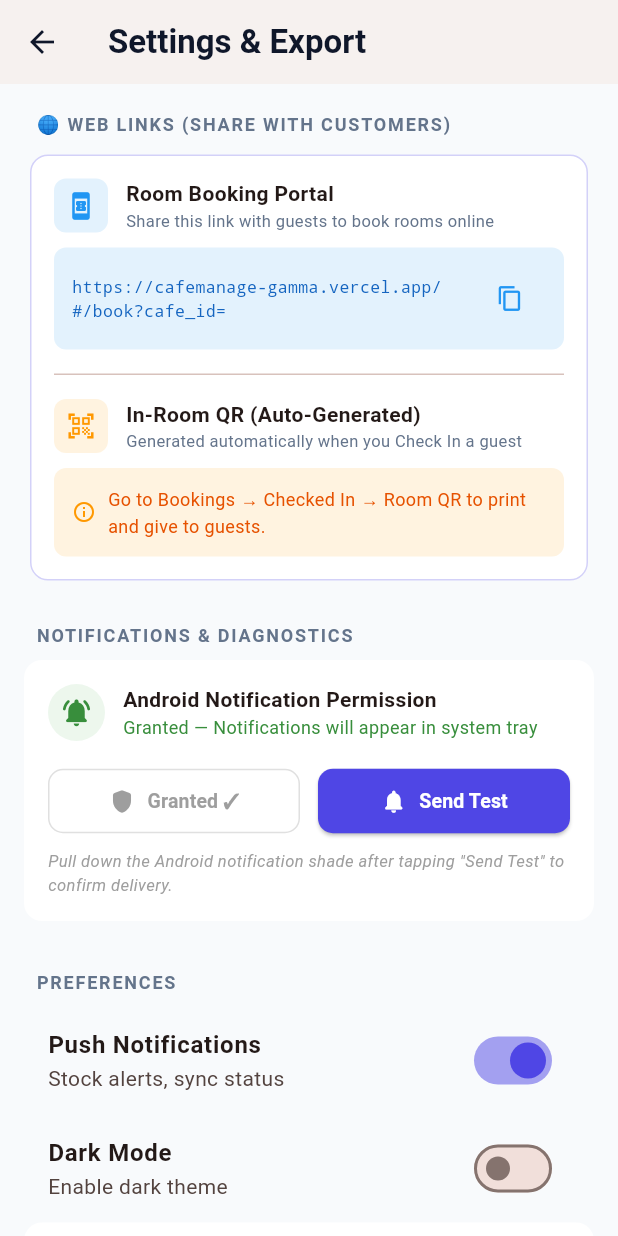
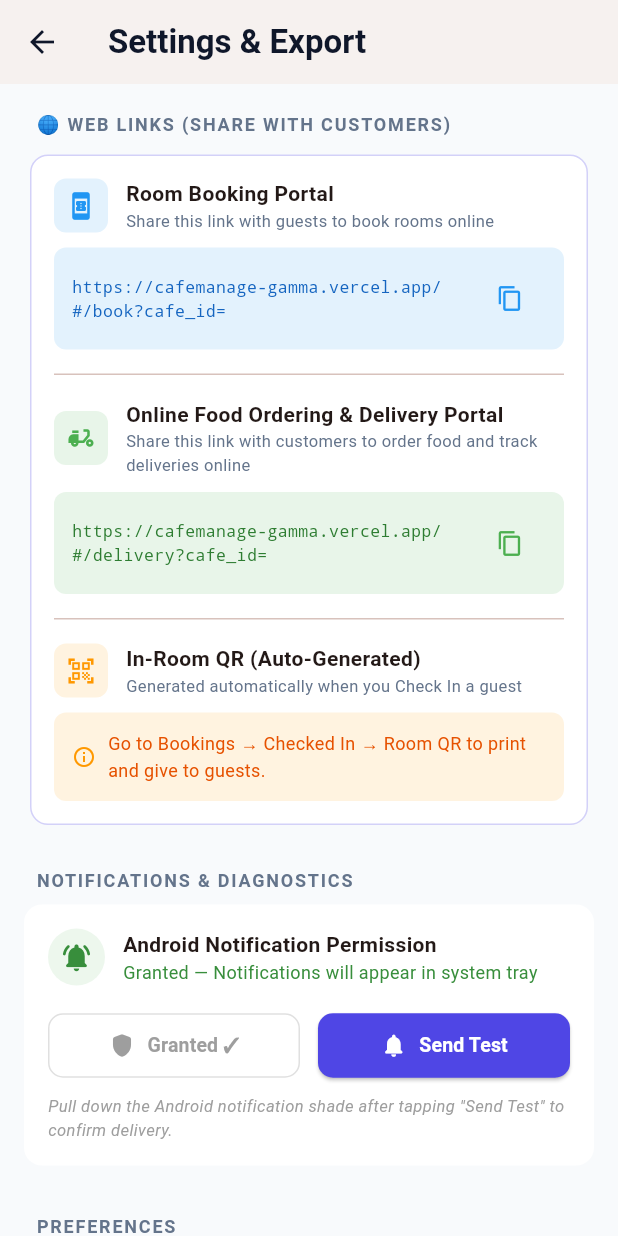
Before and after one commit to developermausam9/CafeManage, a Flutter app: the SettingsScreen screen opened directly, scrolled down 576 dp, on a phone screen of 412 x 824 dp. Run offline on Flutter 3.47's test engine with Material 3 defaults, Android fonts, the phone set to English and light mode, and no system bars; our stand-ins replace connectivity_plus, csv, equatable, fl_chart, flutter_local_notifications, hive_flutter and 3 more; missing offline and left inert: blue_thermal_printer, esc_pos_utils_plus; accounts and stored records are empty.

Commit message:
feat: show copyable Delivery Portal URL in admin Settings panel

```diff
--- a/cafe/lib/features/settings/presentation/pages/settings_screen.dart
+++ b/cafe/lib/features/settings/presentation/pages/settings_screen.dart
@@ -245,6 +245,9 @@ class _SettingsScreenState extends State<SettingsScreen> {
     final bookingUrl = cafeId != null
         ? '$baseUrl/#/book?cafe_id=$cafeId'
         : '$baseUrl/#/book';
+    final deliveryUrl = cafeId != null
+        ? '$baseUrl/#/delivery?cafe_id=$cafeId'
+        : '$baseUrl/#/delivery';
 
     void copyUrl(String url, String label) {
       Clipboard.setData(ClipboardData(text: url));
@@ -321,6 +324,68 @@ class _SettingsScreenState extends State<SettingsScreen> {
                     onPressed: () => copyUrl(bookingUrl, 'Booking Portal'),
                     icon: const Icon(Icons.copy, size: 18),
                     color: Colors.blue,
+                    tooltip: 'Copy URL',
+                    padding: EdgeInsets.zero,
+                    constraints: const BoxConstraints(),
+                  ),
+                ],
+              ),
+            ),
+            const SizedBox(height: 16),
+            const Divider(height: 1),
+            const SizedBox(height: 16),
+
+            // Food Ordering & Delivery Portal
+            Row(
+              children: [
+                Container(
+                  padding: const EdgeInsets.all(8),
+                  decoration: BoxDecoration(
+                    color: Colors.green.shade50,
+                    borderRadius: BorderRadius.circular(8),
+                  ),
+                  child: const Icon(Icons.delivery_dining, color: Colors.green, size: 20),
+                ),
+                const SizedBox(width: 12),
+                const Expanded(
+                  child: Column(
+                    crossAxisAlignment: CrossAxisAlignment.start,
+                    children: [
+                      Text('Online Food Ordering & Delivery Portal',
+                          style: TextStyle(fontWeight: FontWeight.bold, fontSize: 14)),
+                      Text('Share this link with customers to order food and track deliveries online',
+                          style: TextStyle(fontSize: 11, color: AppTheme.textSecondary)),
+                    ],
+                  ),
+                ),
+              ],
+            ),
+            const SizedBox(height: 10),
+            Container(
+              padding: const EdgeInsets.symmetric(horizontal: 12, vertical: 10),
+              decoration: BoxDecoration(
+                color: Colors.green.shade50,
+                borderRadius: BorderRadius.circular(8),
+              ),
+              child: Row(
+                children: [
+                  Expanded(
+                    child: Text(
+                      deliveryUrl,
+                      style: TextStyle(
+                        fontFamily: 'monospace',
+                        fontSize: 11,
+                        color: Colors.green.shade800,
+                      ),
+                      maxLines: 2,
+                      overflow: TextOverflow.ellipsis,
+                    ),
+                  ),
+                  const SizedBox(width: 8),
+                  IconButton(
+                    onPressed: () => copyUrl(deliveryUrl, 'Delivery Portal'),
+                    icon: const Icon(Icons.copy, size: 18),
+                    color: Colors.green,
                     tooltip: 'Copy URL',
                     padding: EdgeInsets.zero,
                     constraints: const BoxConstraints(),
```
